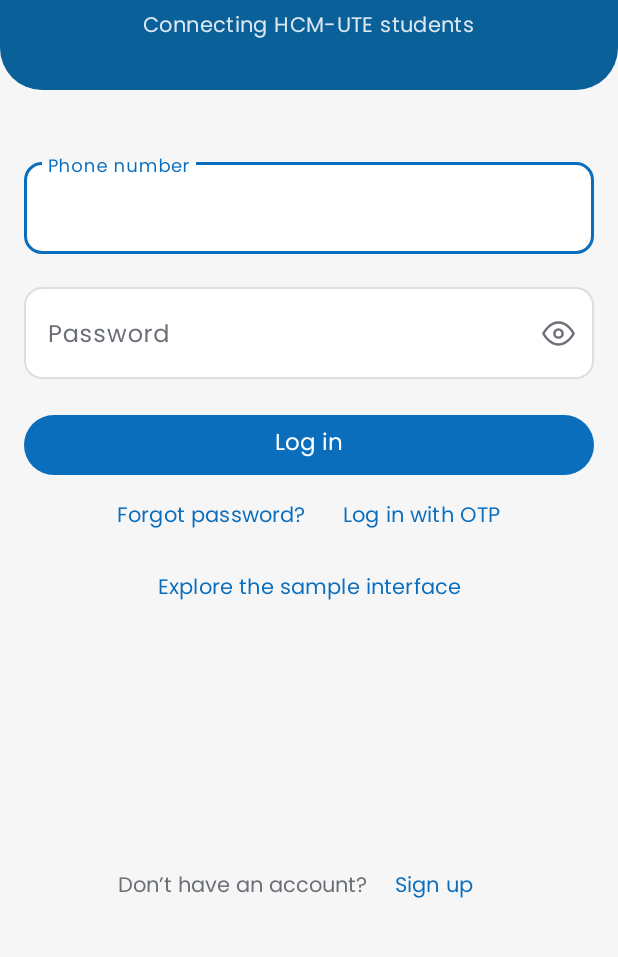
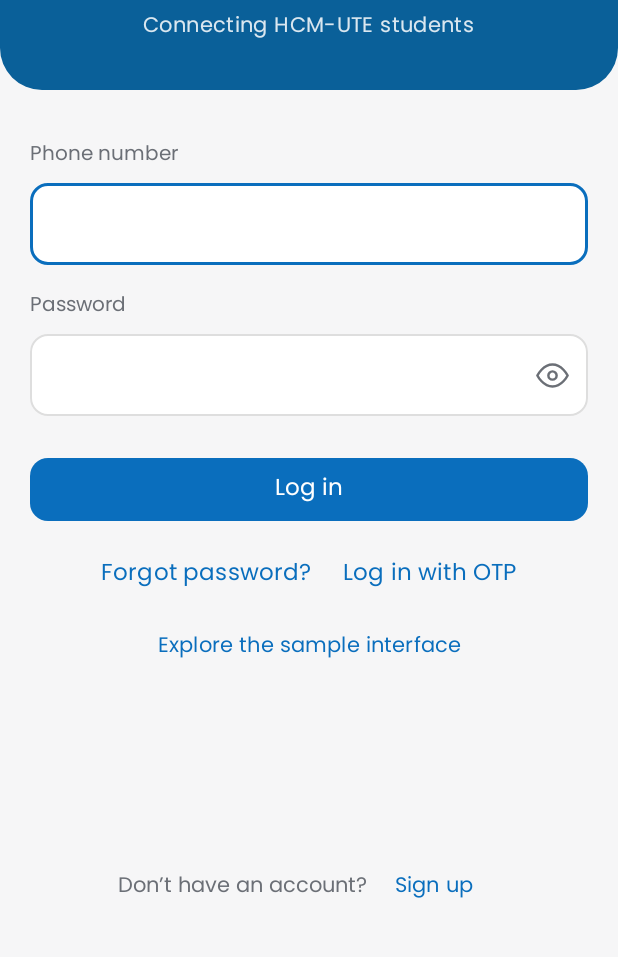
Before and after one commit to Project-Mobile-TEAM/Project_Mobile, an Android app: the layout fragment_login.xml on its own in the app's theme, with its tools: preview values and no code run, on a phone screen of 412 x 824 dp, the part 277-1234 px from its top. Run offline under Robolectric (Android 15) with nearby library versions, the phone set to English and light mode, and no system bars; network calls fail.

Commit message:
feat(android): follow Figma update (login labels above 50dp fields and 12dp button, compact profile rows with square icon tiles, bold profile title, tab bar without pill and blue active label)

```diff
--- a/app/src/main/java/com/utechat/ui/profile/ProfileFragment.java
+++ b/app/src/main/java/com/utechat/ui/profile/ProfileFragment.java
@@ -56,6 +56,11 @@ public class ProfileFragment extends Fragment {
         SettingRow.base(binding.rowDevices, R.drawable.ic_phone, getString(R.string.profile_devices_title));
         SettingRow.chevron(binding.rowDevices, null, v -> go(R.id.action_profile_to_devices));
 
+        for (com.utechat.databinding.ItemSettingRowBinding row : new com.utechat.databinding.ItemSettingRowBinding[]{
+                binding.rowStrangers, binding.rowDiscoverable, binding.rowLanguage, binding.rowTheme,
+                binding.rowNotifications, binding.rowPassword, binding.rowDevices}) {
+            SettingRow.compact(row);
+        }
         binding.cardMe.setOnClickListener(v -> go(R.id.action_profile_to_edit));
         binding.btnLogout.setOnClickListener(v -> logout());
         binding.btnDeleteAccount.setOnClickListener(v -> confirmDelete());
--- /dev/null
+++ b/app/src/main/res/color/bottom_nav_label.xml
@@ -0,0 +1,6 @@
+<?xml version="1.0" encoding="utf-8"?>
+<!-- Nhãn tab (Figma cập nhật): đang chọn màu nhấn xanh, còn lại xám. Icon vẫn dùng bottom_nav_item. -->
+<selector xmlns:android="http://schemas.android.com/apk/res/android">
+    <item android:state_checked="true" android:color="@color/ute_accent" />
+    <item android:color="@color/ute_text_secondary" />
+</selector>
--- /dev/null
+++ b/app/src/main/res/drawable/bg_icon_tile.xml
@@ -0,0 +1,6 @@
+<?xml version="1.0" encoding="utf-8"?>
+<!-- Ô vuông bo 8dp chứa icon của hàng cài đặt ở màn Hồ sơ (Figma cập nhật). -->
+<shape xmlns:android="http://schemas.android.com/apk/res/android" android:shape="rectangle">
+    <solid android:color="@color/ute_avatar_bg" />
+    <corners android:radius="8dp" />
+</shape>
--- a/app/src/main/res/layout/fragment_login.xml
+++ b/app/src/main/res/layout/fragment_login.xml
@@ -27,36 +27,40 @@
             </LinearLayout>
 
             <!-- Form: số điện thoại (tiền tố +84), mật khẩu có nút hiện/ẩn. -->
+            <!-- Figma cập nhật: nhãn nằm trên ô (không nổi trên viền), ô cao 50dp, lề 20dp. -->
+            <TextView style="@style/Widget.UTEChat.FieldLabelAbove" android:layout_marginTop="32dp"
+                android:labelFor="@id/et_phone" android:text="@string/auth_hint_phone" />
             <com.google.android.material.textfield.TextInputLayout android:id="@+id/til_phone"
-                style="@style/Widget.UTEChat.InputLayout" app:expandedHintEnabled="false" android:layout_width="match_parent" android:layout_height="wrap_content"
-                android:layout_marginStart="16dp" android:layout_marginEnd="16dp" android:layout_marginTop="42dp"
-                android:hint="@string/auth_hint_phone">
+                style="@style/Widget.UTEChat.InputLayout.LabelAbove" android:layout_width="match_parent" android:layout_height="wrap_content">
                 <com.google.android.material.textfield.TextInputEditText android:id="@+id/et_phone"
+                    style="@style/Widget.UTEChat.EditCompact"
                     android:layout_width="match_parent" android:layout_height="wrap_content"
                     android:inputType="phone" android:maxLength="14" android:autofillHints="phoneNational" />
             </com.google.android.material.textfield.TextInputLayout>
 
+            <TextView style="@style/Widget.UTEChat.FieldLabelAbove" android:layout_marginTop="16dp"
+                android:labelFor="@id/et_password" android:text="@string/auth_hint_password" />
             <com.google.android.material.textfield.TextInputLayout android:id="@+id/til_password"
-                style="@style/Widget.UTEChat.InputLayout" android:layout_width="match_parent" android:layout_height="wrap_content"
-                android:layout_marginStart="16dp" android:layout_marginEnd="16dp" android:layout_marginTop="16dp"
-                android:hint="@string/auth_hint_password" app:endIconMode="password_toggle" app:endIconDrawable="@drawable/ic_password_toggle">
+                style="@style/Widget.UTEChat.InputLayout.LabelAbove" android:layout_width="match_parent" android:layout_height="wrap_content"
+                app:endIconMode="password_toggle" app:endIconDrawable="@drawable/ic_password_toggle">
                 <com.google.android.material.textfield.TextInputEditText android:id="@+id/et_password"
+                    style="@style/Widget.UTEChat.EditCompact"
                     android:layout_width="match_parent" android:layout_height="wrap_content"
                     android:inputType="textPassword" android:autofillHints="password" />
             </com.google.android.material.textfield.TextInputLayout>
 
             <com.google.android.material.button.MaterialButton android:id="@+id/btn_login"
                 style="@style/Widget.UTEChat.PrimaryButton" android:layout_width="match_parent" android:layout_height="wrap_content"
-                android:layout_marginStart="16dp" android:layout_marginEnd="16dp" android:layout_marginTop="20dp"
-                android:text="@string/auth_login" />
+                android:layout_marginStart="20dp" android:layout_marginEnd="20dp" android:layout_marginTop="24dp"
+                android:minHeight="50dp" app:cornerRadius="12dp" android:text="@string/auth_login" />
 
             <LinearLayout android:layout_width="wrap_content" android:layout_height="wrap_content"
-                android:layout_gravity="center_horizontal" android:orientation="horizontal">
+                android:layout_gravity="center_horizontal" android:layout_marginTop="8dp" android:orientation="horizontal">
                 <com.google.android.material.button.MaterialButton android:id="@+id/btn_forgot"
-                    style="@style/Widget.Material3.Button.TextButton" android:layout_width="wrap_content" android:layout_height="wrap_content"
+                    style="@style/Widget.UTEChat.LinkButton" android:layout_width="wrap_content" android:layout_height="wrap_content"
                     android:minHeight="48dp" android:text="@string/auth_forgot_link" />
                 <com.google.android.material.button.MaterialButton android:id="@+id/btn_otp_login"
-                    style="@style/Widget.Material3.Button.TextButton" android:layout_width="wrap_content" android:layout_height="wrap_content"
+                    style="@style/Widget.UTEChat.LinkButton" android:layout_width="wrap_content" android:layout_height="wrap_content"
                     android:minHeight="48dp" android:text="@string/auth_otp_login_link" />
             </LinearLayout>
 
--- a/app/src/main/res/values/styles_auth.xml
+++ b/app/src/main/res/values/styles_auth.xml
@@ -125,4 +125,33 @@
         <item name="android:layout_marginStart">8dp</item>
         <item name="cornerRadius">22dp</item>
     </style>
+    <!-- Đăng nhập (Figma cập nhật): nhãn 13sp xám nằm trên ô, cách ô 7dp. -->
+    <style name="Widget.UTEChat.FieldLabelAbove" parent="">
+        <item name="android:layout_width">wrap_content</item>
+        <item name="android:layout_height">wrap_content</item>
+        <item name="android:layout_marginStart">20dp</item>
+        <item name="android:layout_marginBottom">7dp</item>
+        <item name="android:textSize">13sp</item>
+        <item name="android:fontFamily">@font/poppins_regular</item>
+        <item name="android:textColor">?attr/colorOnSurfaceVariant</item>
+    </style>
+    <!-- Ô nhập không có nhãn nổi (nhãn đã nằm phía trên), lề 20dp. -->
+    <style name="Widget.UTEChat.InputLayout.LabelAbove">
+        <item name="hintEnabled">false</item>
+        <item name="android:layout_marginStart">20dp</item>
+        <item name="android:layout_marginEnd">20dp</item>
+    </style>
+    <!-- Chữ trong ô: đệm 14dp trên dưới để ô cao đúng 50dp như Figma. -->
+    <style name="Widget.UTEChat.EditCompact" parent="">
+        <item name="android:paddingTop">14dp</item>
+        <item name="android:paddingBottom">14dp</item>
+    </style>
+    <!-- Liên kết chữ dưới nút chính: 15sp Medium màu nhấn, đệm ngang 10dp để hai liên kết cách nhau 20dp. -->
+    <style name="Widget.UTEChat.LinkButton" parent="Widget.Material3.Button.TextButton">
+        <item name="android:textSize">15sp</item>
+        <item name="android:fontFamily">@font/poppins_medium</item>
+        <item name="android:textAllCaps">false</item>
+        <item name="android:paddingStart">10dp</item>
+        <item name="android:paddingEnd">10dp</item>
+    </style>
 </resources>
--- a/app/src/main/res/values/themes.xml
+++ b/app/src/main/res/values/themes.xml
@@ -43,20 +43,21 @@
     <style name="Widget.UTEChat.BottomNav" parent="Widget.Material3.BottomNavigationView">
         <item name="android:background">@drawable/bg_bottom_nav</item>
         <item name="itemIconTint">@color/bottom_nav_item</item>
-        <item name="itemTextColor">@color/bottom_nav_item</item>
         <item name="itemActiveIndicatorStyle">@style/Widget.UTEChat.BottomNav.Indicator</item>
+        <item name="itemTextColor">@color/bottom_nav_label</item>
         <item name="itemTextAppearanceActive">@style/TextAppearance.UTEChat.TabActive</item>
         <item name="itemTextAppearanceInactive">@style/TextAppearance.UTEChat.Tab</item>
     </style>
     <style name="Widget.UTEChat.BottomNav.Indicator" parent="Widget.Material3.BottomNavigationView.ActiveIndicator">
-        <item name="android:color">@color/ute_avatar_bg</item>
+        <item name="android:color">@android:color/transparent</item>
     </style>
     <style name="TextAppearance.UTEChat.Tab" parent="TextAppearance.Material3.LabelMedium">
         <item name="android:textSize">12sp</item>
     </style>
     <style name="TextAppearance.UTEChat.TabActive" parent="TextAppearance.UTEChat.Tab">
-        <item name="android:fontFamily">@font/poppins_medium</item>
-        <item name="fontFamily">@font/poppins_medium</item>
+        <item name="android:fontFamily">@font/poppins</item>
+        <item name="fontFamily">@font/poppins</item>
+        <item name="android:textStyle">bold</item>
     </style>
     <!-- Chữ "Lưu" trên thanh tiêu đề: không viết hoa toàn bộ, màu nhấn (theo Figma). -->
     <style name="TextAppearance.UTEChat.MenuAction" parent="TextAppearance.Material3.LabelLarge">
```
Also changed, not shown: app/src/main/java/com/utechat/ui/profile/SettingRow.java (+14 -0 lines), app/src/main/res/layout/fragment_profile.xml (+9 -7 lines).
